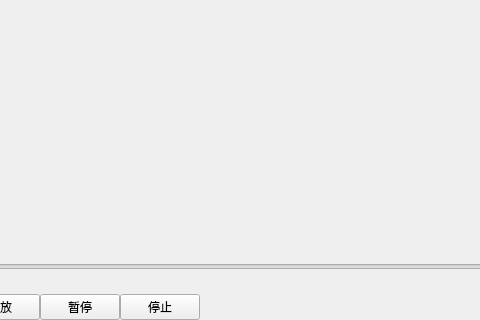
This is FF_Qt/ffmpeg_qt.ui in llk657843/FF_Qt as Qt 5 draws it before an edit; both pictures show x 120 to 600 and y 468 to 788 of the 1065 by 788 pixel window. The edited form follows.
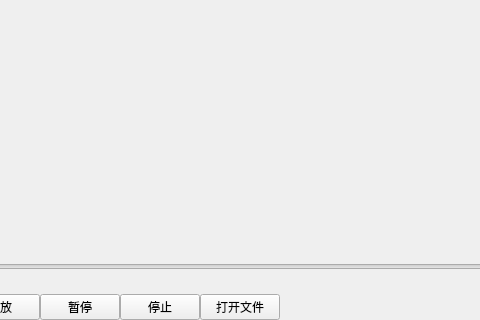
This is the edited form. Custom widgets are drawn as their Qt base class.

What changed in the file:
```diff
--- a/FF_Qt/ffmpeg_qt.ui
+++ b/FF_Qt/ffmpeg_qt.ui
@@ -136,6 +136,13 @@
           </property>
          </widget>
         </item>
+        <item>
+         <widget class="QPushButton" name="btn_open_file">
+          <property name="text">
+           <string>打开文件</string>
+          </property>
+         </widget>
+        </item>
         <item>
          <spacer name="horizontalSpacer">
           <property name="orientation">
```
